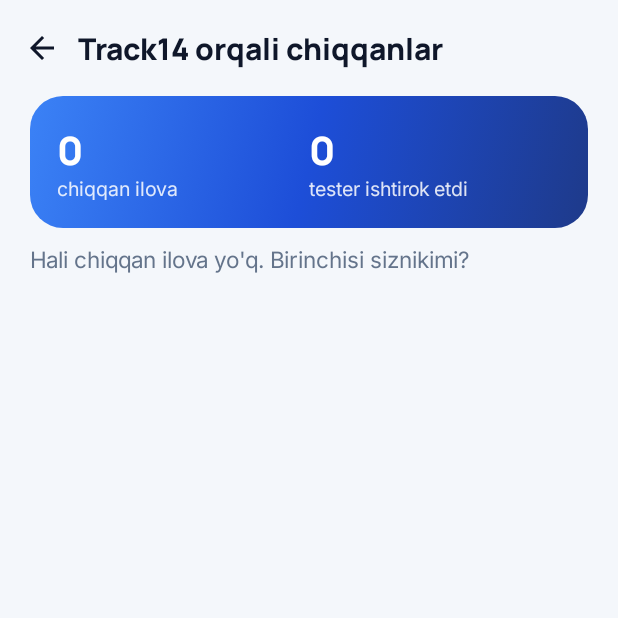
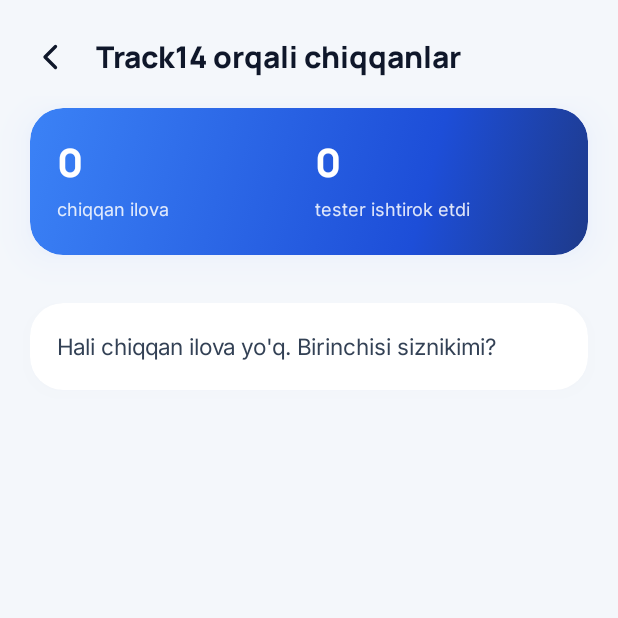
Before and after one commit to Bekdiyordev/Track14, an Android app built with Jetpack Compose: the composable PublishedRoute shown on its own in the app's theme, on a phone screen of 412 x 824 dp, the top half of it. Run offline under Robolectric (Android 15) with nearby library versions, the phone set to English and light mode, and no system bars; our stand-ins replace Dagger/Hilt's generated code, Firebase (no records; nobody signed in at launch, a user with empty details on screens opened directly), Shimmer.

Commit message:
UI: published apps list as on the canvas
Co-Authored-By: Claude Opus 5.5 <noreply@anthropic.com>
Claude-Session: https://claude.ai/code/session_01Xg5wqatCZe1dXEUjdYZWRH

```diff
--- a/app/src/main/java/uz/beko404/track14/feature/published/PublishedScreen.kt
+++ b/app/src/main/java/uz/beko404/track14/feature/published/PublishedScreen.kt
@@ -1,5 +1,8 @@
 package uz.beko404.track14.feature.published
 
+import androidx.compose.foundation.layout.Spacer
+import uz.beko404.track14.core.designsystem.T14Card
+import uz.beko404.track14.core.designsystem.BackButton
 import uz.beko404.track14.core.designsystem.Manrope
 import uz.beko404.track14.core.designsystem.T14Theme
 import uz.beko404.track14.core.designsystem.T14Paths
@@ -76,21 +79,25 @@ fun PublishedRoute(onBack: () -> Unit, viewModel: PublishedViewModel = hiltViewM
     val apps by viewModel.apps.collectAsStateWithLifecycle()
     val totals by viewModel.totals.collectAsStateWithLifecycle()
     val context = LocalContext.current
+    val c = T14Theme.colors
 
     Column(modifier = Modifier.fillMaxSize()) {
-        Row(modifier = Modifier.padding(horizontal = 4.dp, vertical = 8.dp), verticalAlignment = Alignment.CenterVertically) {
-            IconButton(onClick = onBack) {
-                Icon(Icons.AutoMirrored.Filled.ArrowBack, contentDescription = stringResource(R.string.detail_back))
-            }
-            Text(stringResource(R.string.published_title), style = MaterialTheme.typography.titleLarge, fontWeight = FontWeight.ExtraBold)
+        Row(
+            Modifier.fillMaxWidth().padding(start = 12.dp, end = 12.dp, top = 16.dp, bottom = 4.dp),
+            verticalAlignment = Alignment.CenterVertically,
+            horizontalArrangement = Arrangement.spacedBy(8.dp),
+        ) {
+            BackButton(onBack)
+            Text(stringResource(R.string.published_title), fontFamily = Manrope, fontWeight = FontWeight.ExtraBold, fontSize = 20.sp, maxLines = 1)
         }
-        LazyColumn(contentPadding = PaddingValues(start = 20.dp, end = 20.dp, bottom = 24.dp), verticalArrangement = Arrangement.spacedBy(12.dp)) {
+        LazyColumn(contentPadding = PaddingValues(start = 20.dp, end = 20.dp, top = 8.dp, bottom = 24.dp), verticalArrangement = Arrangement.spacedBy(12.dp)) {
             item { TotalsCard(totals) }
+            item { Spacer(Modifier.height(8.dp)) }
             val list = apps
             when {
                 list == null -> item { SkeletonList(count = 4) }
                 list.isEmpty() -> item {
-                    Text(stringResource(R.string.published_empty), color = MaterialTheme.colorScheme.onSurfaceVariant, style = MaterialTheme.typography.bodyMedium)
+                    T14Card { Text(stringResource(R.string.published_empty), color = c.textBody, fontSize = 15.sp, lineHeight = 22.sp) }
                 }
                 else -> items(list, key = { it.id }) { app ->
                     PublishedCard(app, onOpenStore = { ExternalLinks.openStorePage(context, app.packageName) }, modifier = Modifier.animateItem())
@@ -102,38 +109,53 @@ fun PublishedRoute(onBack: () -> Unit, viewModel: PublishedViewModel = hiltViewM
 
 @Composable
 private fun TotalsCard(totals: PublishedTotals) {
+    val shape = RoundedCornerShape(22.dp)
     Row(
-        modifier = Modifier
-            .fillMaxWidth()
-            .background(Brush.linearGradient(listOf(Track14Colors.Blue500, Track14Colors.Blue700, Color(0xFF1E3A8A))), RoundedCornerShape(22.dp))
+        Modifier.fillMaxWidth()
+            .shadow(14.dp, shape, ambientColor = Color(0x472563EB), spotColor = Color(0x472563EB))
+            .clip(shape)
+            .background(Brush.linearGradient(0f to Color(0xFF3B82F6), 0.7f to Color(0xFF1D4ED8), 1f to Color(0xFF1E3A8A)))
             .padding(18.dp),
+        horizontalArrangement = Arrangement.spacedBy(8.dp),
     ) {
         Total(totals.count.toString(), stringResource(R.string.published_count), Modifier.weight(1f))
-        Total(totals.testers.toString(), stringResource(R.string.published_testers), Modifier.weight(1f))
+        Total(uz.beko404.track14.feature.common.formatCoins(totals.testers.toLong()), stringResource(R.string.published_testers), Modifier.weight(1f))
     }
 }
 
 @Composable
 private fun Total(value: String, label: String, modifier: Modifier) {
-    Column(modifier = modifier) {
-        Text(value, color = Color.White, style = MaterialTheme.typography.headlineMedium, fontWeight = FontWeight.ExtraBold)
-        Text(label, color = Color.White.copy(alpha = 0.85f), style = MaterialTheme.typography.bodySmall)
+    Column(modifier, verticalArrangement = Arrangement.spacedBy(2.dp)) {
+        Text(value, color = Color.White, fontFamily = Manrope, fontWeight = FontWeight.ExtraBold, fontSize = 26.sp)
+        Text(label, color = Color.White.copy(alpha = 0.85f), fontSize = 12.sp)
     }
 }
 
 @Composable
 private fun PublishedCard(app: PublishedApp, onOpenStore: () -> Unit, modifier: Modifier = Modifier) {
-    Column(
-        modifier = modifier.fillMaxWidth().background(MaterialTheme.colorScheme.surface, RoundedCornerShape(20.dp)).padding(14.dp),
-        verticalArrangement = Arrangement.spacedBy(12.dp),
-    ) {
+    val c = T14Theme.colors
+    T14Card(modifier, radius = 20.dp, padding = PaddingValues(14.dp), spacing = 12.dp) {
         Row(verticalAlignment = Alignment.CenterVertically, horizontalArrangement = Arrangement.spacedBy(12.dp)) {
-            AppTile(app.id, app.name, size = 52.dp)
-            Column(modifier = Modifier.weight(1f)) {
-                Text(app.name, style = MaterialTheme.typography.titleMedium, fontWeight = FontWeight.Bold)
-                Text(app.category, style = MaterialTheme.typography.bodySmall, color = MaterialTheme.colorScheme.onSurfaceVariant)
+            AppTile(app.id, app.name, size = 52.dp, category = app.category)
+            Column(Modifier.weight(1f), verticalArrangement = Arrangement.spacedBy(2.dp)) {
+                Text(app.name, fontSize = 16.sp, fontWeight = FontWeight.Bold, maxLines = 1)
+                val date = if (app.publishedAtMillis > 0) {
+                    java.time.Instant.ofEpochMilli(app.publishedAtMillis).atZone(java.time.ZoneId.systemDefault()).toLocalDate()
+                        .format(java.time.format.DateTimeFormatter.ofPattern("d-MMM"))
+                } else {
+                    null
+                }
+                Text(
+                    listOfNotNull(app.category.ifBlank { null }, date?.let { stringResource(R.string.published_on, it) }).joinToString(" · "),
+                    fontSize = 12.sp, color = c.textSecondary, maxLines = 1,
+                )
             }
-            app.rating?.let { Text("★ %.1f".format(it), fontWeight = FontWeight.Bold) }
+            app.rating?.let {
+                Text(
+                    "★ " + "%.1f".format(it), fontSize = 12.sp, fontWeight = FontWeight.Bold,
+                    modifier = Modifier.clip(RoundedCornerShape(999.dp)).background(c.divider).padding(horizontal = 10.dp, vertical = 4.dp),
+                )
+            }
         }
         Row(horizontalArrangement = Arrangement.spacedBy(8.dp)) {
             Stat(app.testers.toString(), stringResource(R.string.published_stat_testers), Modifier.weight(1f))
@@ -141,14 +163,15 @@ private fun PublishedCard(app: PublishedApp, onOpenStore: () -> Unit, modifier:
             Stat(app.feedbackCount.toString(), stringResource(R.string.published_stat_feedback), Modifier.weight(1f))
         }
         if (app.packageName.isNotEmpty()) {
-            Button(
-                onClick = onOpenStore,
-                modifier = Modifier.fillMaxWidth().height(44.dp),
-                shape = RoundedCornerShape(14.dp),
-                colors = ButtonDefaults.buttonColors(containerColor = Track14Colors.Navy, contentColor = Color.White),
+            Row(
+                Modifier.fillMaxWidth().height(44.dp).clip(RoundedCornerShape(14.dp))
+                    .background(if (c.dark) Color(0xFFF1F5F9) else Color(0xFF0F172A)).clickable(onClick = onOpenStore),
+                horizontalArrangement = Arrangement.spacedBy(8.dp, Alignment.CenterHorizontally),
+                verticalAlignment = Alignment.CenterVertically,
             ) {
-                Icon(Icons.Filled.PlayArrow, contentDescription = null)
-                Text(stringResource(R.string.published_open_play), modifier = Modifier.padding(start = 6.dp))
+                val fg = if (c.dark) Color(0xFF0B1220) else Color.White
+                T14Icon("M5 3l14 9-14 9z", size = 18.dp, tint = fg)
+                Text(stringResource(R.string.published_open_play), fontSize = 14.sp, fontWeight = FontWeight.Bold, color = fg)
             }
         }
     }
@@ -156,9 +179,13 @@ private fun PublishedCard(app: PublishedApp, onOpenStore: () -> Unit, modifier:
 
 @Composable
 private fun Stat(value: String, label: String, modifier: Modifier) {
-    Column(modifier = modifier.background(MaterialTheme.colorScheme.surfaceVariant, RoundedCornerShape(12.dp)).padding(10.dp)) {
-        Text(value, fontWeight = FontWeight.ExtraBold)
-        Text(label, style = MaterialTheme.typography.labelSmall, color = MaterialTheme.colorScheme.onSurfaceVariant)
+    val c = T14Theme.colors
+    Column(
+        modifier.clip(RoundedCornerShape(12.dp)).background(if (c.dark) Color(0xFF0F172A) else Color(0xFFF8FAFC)).padding(horizontal = 10.dp, vertical = 9.dp),
+        verticalArrangement = Arrangement.spacedBy(1.dp),
+    ) {
+        Text(value, fontFamily = Manrope, fontWeight = FontWeight.ExtraBold, fontSize = 16.sp)
+        Text(label, fontSize = 11.sp, color = c.textSecondary)
     }
 }
 
--- a/app/src/main/res/values/strings.xml
+++ b/app/src/main/res/values/strings.xml
@@ -575,4 +575,5 @@
     <string name="support_faq_caps">TEZ-TEZ SO\'RALADIGAN SAVOLLAR</string>
     <string name="support_app_caps">ILOVA</string>
     <string name="support_check_update">Yangilanishni tekshirish</string>
+    <string name="published_on">%1$s chiqqan</string>
 </resources>
```
Also changed, not shown: 2 other files.
